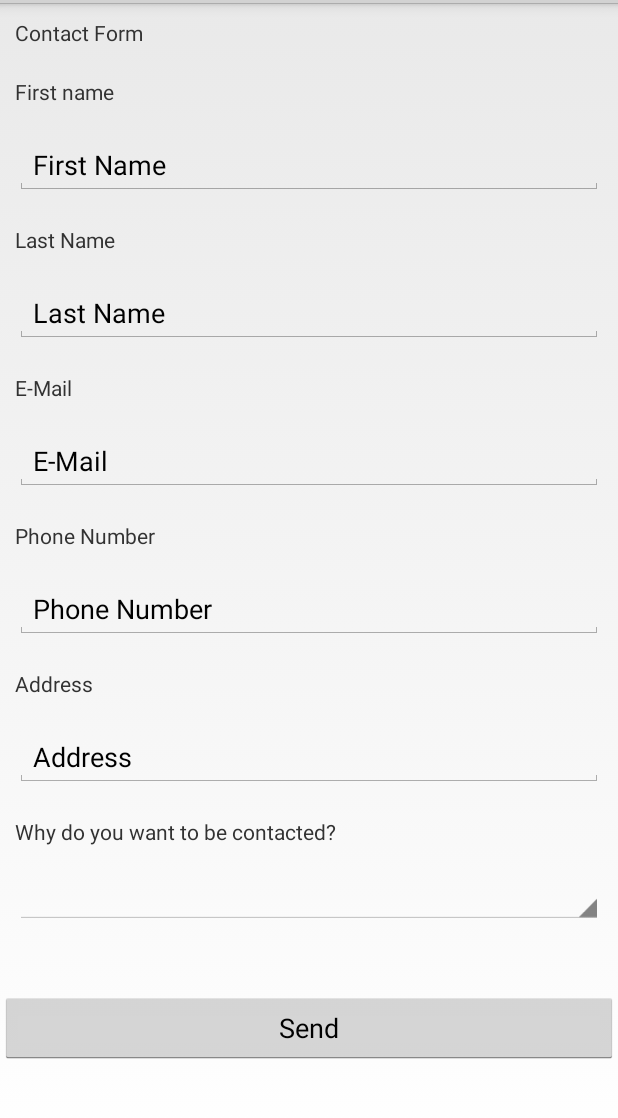
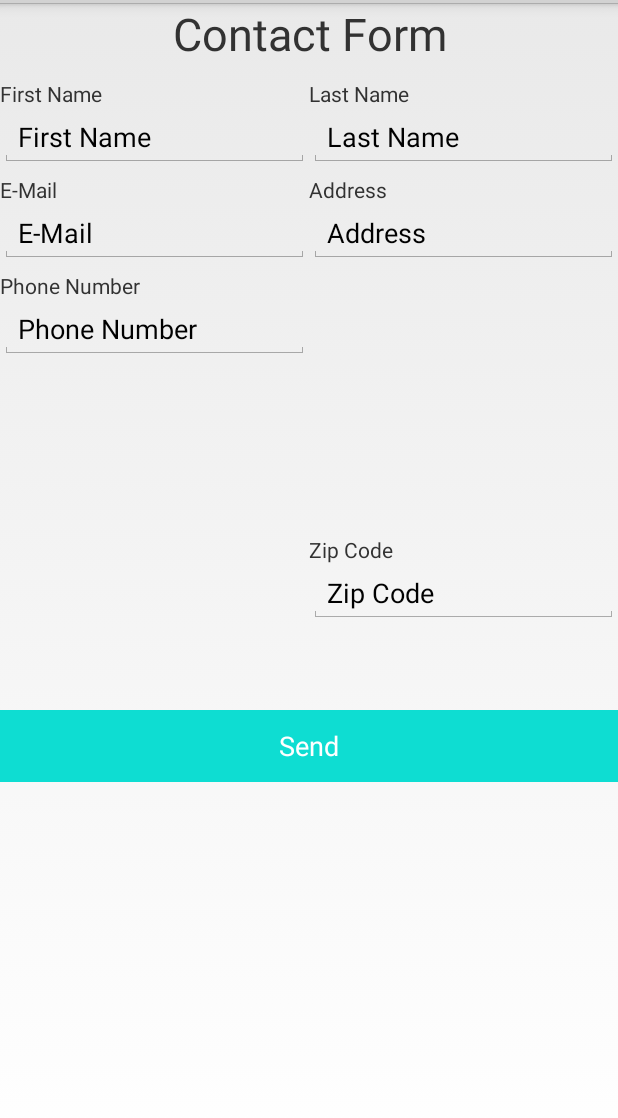
Before and after one commit to NgoEva/LoomoTheCarMaster, an Android app: the layout contact_form.xml on its own in the app's theme, with its tools: preview values and no code run, on a phone screen of 412 x 824 dp, the part 69-1187 px from its top. Run offline under Robolectric (Android 15) with nearby library versions, the phone set to English and light mode, and no system bars; network calls fail.

Commit message:
Kontaktform bearbeitet

```diff
--- /dev/null
+++ b/src/main/java/com/segway/loomo/ContactFormActivity.java
@@ -0,0 +1,23 @@
+package com.segway.loomo;
+
+
+import android.app.Activity;
+import android.view.View;
+import android.widget.AdapterView;
+
+public class ContactFormActivity extends Activity implements AdapterView.OnItemSelectedListener {
+
+
+    @Override
+    public void onItemSelected(AdapterView<?> adapterView, View view, int i, long l) {
+
+    }
+
+    @Override
+    public void onNothingSelected(AdapterView<?> adapterView) {
+
+    }
+
+
+
+}
--- /dev/null
+++ b/src/main/res/layout-v26/contact_form.xml
@@ -0,0 +1,151 @@
+<?xml version="1.0" encoding="utf-8"?>
+<android.support.constraint.ConstraintLayout xmlns:android="http://schemas.android.com/apk/res/android"
+    xmlns:app="http://schemas.android.com/apk/res-auto"
+    xmlns:tools="http://schemas.android.com/tools"
+    android:layout_width="match_parent"
+    android:layout_height="match_parent" >
+
+    <LinearLayout
+        android:layout_width="match_parent"
+        android:layout_height="match_parent"
+        android:orientation="vertical">
+
+        <TextView
+            android:id="@+id/textView6"
+            android:layout_width="match_parent"
+            android:layout_height="wrap_content"
+            android:layout_marginBottom="@dimen/textbox_margin"
+            android:text="@string/contact_form"
+            android:textAlignment="center"
+            android:textSize="30sp" />
+
+        <LinearLayout
+            android:layout_width="match_parent"
+            android:layout_height="wrap_content"
+            android:orientation="horizontal">
+
+            <LinearLayout
+                android:layout_width="wrap_content"
+                android:layout_height="match_parent"
+                android:orientation="vertical">
+
+                <TextView
+                    android:id="@+id/textView7"
+                    android:layout_width="match_parent"
+                    android:layout_height="wrap_content"
+                    android:text="@string/first_name" />
+
+                <EditText
+                    android:id="@+id/editText3"
+                    android:layout_width="match_parent"
+                    android:layout_height="wrap_content"
+                    android:ems="10"
+                    android:inputType="textPersonName"
+                    android:text="@string/first_name"
+                    android:autofillHints="" />
+
+                <TextView
+                    android:id="@+id/textView10"
+                    android:layout_width="match_parent"
+                    android:layout_height="wrap_content"
+                    android:text="@string/e_mail" />
+
+                <EditText
+                    android:id="@+id/editText5"
+                    android:layout_width="match_parent"
+                    android:layout_height="wrap_content"
+                    android:ems="10"
+                    android:inputType="textPersonName"
+                    android:text="@string/e_mail" />
+
+                <TextView
+                    android:id="@+id/textView16"
+                    android:layout_width="match_parent"
+                    android:layout_height="wrap_content"
+                    android:text="@string/house_number" />
+
+                <EditText
+                    android:id="@+id/editText8"
+                    android:layout_width="match_parent"
+                    android:layout_height="wrap_content"
+                    android:ems="10"
+                    android:inputType="textPersonName"
+                    android:text="@string/house_number" />
+
+                <TextView
+                    android:id="@+id/textView17"
+                    android:layout_width="match_parent"
+                    android:layout_height="wrap_content"
+                    android:text="@string/zip_code" />
+
+                <EditText
+                    android:id="@+id/editText9"
+                    android:layout_width="match_parent"
+                    android:layout_height="wrap_content"
+                    android:ems="10"
+                    android:inputType="textPersonName"
+                    android:text="@string/zip_code" />
+
+            </LinearLayout>
+
+            <LinearLayout
+                android:layout_width="match_parent"
+                android:layout_height="match_parent"
+                android:orientation="vertical">
+
+                <TextView
+                    android:id="@+id/textView15"
+                    android:layout_width="match_parent"
+                    android:layout_height="wrap_content"
+                    android:text="@string/last_name" />
+
+                <EditText
+                    android:id="@+id/editText4"
+                    android:layout_width="match_parent"
+                    android:layout_height="wrap_content"
+                    android:ems="10"
+                    android:inputType="textPersonName"
+                    android:text="@string/last_name"
+                    android:importantForAutofill="no" />
+
+                <TextView
+                    android:id="@+id/textView11"
+                    android:layout_width="match_parent"
+                    android:layout_height="wrap_content"
+                    android:text="@string/address" />
+
+                <EditText
+                    android:id="@+id/editText6"
+                    android:layout_width="match_parent"
+                    android:layout_height="wrap_content"
+                    android:ems="10"
+                    android:inputType="textPersonName"
+                    android:text="@string/address" />
+
+                <TextView
+                    android:id="@+id/textView12"
+                    android:layout_width="match_parent"
+                    android:layout_height="wrap_content"
+                    android:text="@string/phone_number" />
+
+                <EditText
+                    android:id="@+id/editText7"
+                    android:layout_width="match_parent"
+                    android:layout_height="wrap_content"
+                    android:ems="10"
+                    android:inputType="textPersonName"
+                    android:text="@string/phone_number" />
+
+            </LinearLayout>
+
+        </LinearLayout>
+
+        <Button
+            android:id="@+id/button"
+            android:layout_width="match_parent"
+            android:layout_height="wrap_content"
+            android:text="@string/send"
+            android:textAlignment="center" />
+    </LinearLayout>
+
+</android.support.constraint.ConstraintLayout>
--- a/src/main/res/layout/activity_main.xml
+++ b/src/main/res/layout/activity_main.xml
@@ -48,6 +48,6 @@
         android:layout_weight="0"
         android:background="@color/colorPrimary"
         android:text="@string/start"
-        android:textColor="@color/colorBlack" />
+        android:textColor="@color/colorWhite" />
 
 </LinearLayout>
--- a/src/main/res/layout/contact_form.xml
+++ b/src/main/res/layout/contact_form.xml
@@ -11,114 +11,205 @@
         android:orientation="vertical">
 
         <TextView
-            android:id="@+id/textView28"
+            android:id="@+id/textView6"
             android:layout_width="match_parent"
             android:layout_height="wrap_content"
-            android:layout_margin="10dp"
-            android:autoText="false"
-            android:text="Contact Form" />
+            android:layout_marginBottom="@dimen/textbox_margin"
+            android:text="@string/contact_form"
+            android:textAlignment="center"
+            android:textSize="30sp" />
+
+        <LinearLayout
+            android:layout_width="match_parent"
+            android:layout_height="wrap_content"
+            android:layout_marginBottom="@dimen/textbox_margin"
+            android:baselineAligned="false"
+            android:orientation="horizontal">
+
+            <LinearLayout
+                android:layout_width="0dp"
+                android:layout_height="wrap_content"
+                android:layout_weight="1"
+                android:orientation="vertical">
 
                 <TextView
-            android:id="@+id/textView30"
+                    android:id="@+id/textView7"
                     android:layout_width="match_parent"
                     android:layout_height="wrap_content"
-            android:layout_margin="10dp"
-            android:text="First name" />
+                    android:text="@string/first_name" />
+
+                <EditText
+                    android:id="@+id/editText3"
+                    android:layout_width="match_parent"
+                    android:layout_height="wrap_content"
+                    android:layout_marginBottom="@dimen/textbox"
+                    android:autofillHints=""
+                    android:ems="10"
+                    android:inputType="textPersonName"
+                    android:text="@string/first_name"
+                    tools:targetApi="o" />
+
+                <TextView
+                    android:id="@+id/textView10"
+                    android:layout_width="match_parent"
+                    android:layout_height="wrap_content"
+                    android:text="@string/e_mail" />
 
                 <EditText
                     android:id="@+id/editText5"
                     android:layout_width="match_parent"
                     android:layout_height="wrap_content"
-            android:layout_margin="10dp"
+                    android:layout_marginBottom="@dimen/textbox"
                     android:ems="10"
                     android:inputType="textPersonName"
-            android:text="First Name" />
+                    android:text="@string/e_mail" />
 
                 <TextView
-            android:id="@+id/textView31"
+                    android:id="@+id/textView12"
                     android:layout_width="match_parent"
                     android:layout_height="wrap_content"
-            android:layout_margin="10dp"
-            android:text="Last Name" />
+                    android:text="@string/phone_number" />
+
+                <EditText
+                    android:id="@+id/editText7"
+                    android:layout_width="match_parent"
+                    android:layout_height="wrap_content"
+                    android:ems="10"
+                    android:inputType="textPersonName"
+                    android:text="@string/phone_number" />
+
+            </LinearLayout>
+
+            <LinearLayout
+                android:layout_width="0dp"
+                android:layout_height="wrap_content"
+                android:layout_weight="1"
+                android:orientation="vertical">
+
+                <TextView
+                    android:id="@+id/textView15"
+                    android:layout_width="match_parent"
+                    android:layout_height="wrap_content"
+                    android:text="@string/last_name" />
+
+                <EditText
+                    android:id="@+id/editText4"
+                    android:layout_width="match_parent"
+                    android:layout_height="wrap_content"
+                    android:layout_marginBottom="@dimen/textbox"
+                    android:ems="10"
+                    android:importantForAutofill="no"
+                    android:inputType="textPersonName"
+                    android:text="@string/last_name" />
+
+                <LinearLayout
+                    android:layout_width="match_parent"
+                    android:layout_height="wrap_content"
+                    android:orientation="horizontal">
+
+                    <LinearLayout
+                        android:layout_width="wrap_content"
+                        android:layout_height="wrap_content"
+                        android:orientation="vertical">
+
+                        <TextView
+                            android:id="@+id/textView11"
+                            android:layout_width="match_parent"
+                            android:layout_height="wrap_content"
+                            android:text="@string/address" />
 
                         <EditText
                             android:id="@+id/editText6"
                             android:layout_width="match_parent"
                             android:layout_height="wrap_content"
-            android:layout_margin="10dp"
                             android:ems="10"
                             android:inputType="textPersonName"
-            android:text="Last Name" />
+                            android:text="@string/address" />
+
+                    </LinearLayout>
+
+                    <LinearLayout
+                        android:layout_width="wrap_content"
+                        android:layout_height="wrap_content"
+                        android:orientation="vertical">
 
                         <TextView
-            android:id="@+id/textView32"
+                            android:id="@+id/textView16"
                             android:layout_width="match_parent"
                             android:layout_height="wrap_content"
-            android:layout_margin="10dp"
-            android:text="E-Mail" />
+                            android:text="@string/house_number" />
 
                         <EditText
                             android:id="@+id/editText8"
                             android:layout_width="match_parent"
                             android:layout_height="wrap_content"
-            android:layout_margin="10dp"
                             android:ems="10"
-            android:inputType="textEmailAddress"
-            android:text="E-Mail" />
+                            android:inputType="textPersonName"
+                            android:text="@string/house_number" />
+
+                    </LinearLayout>
+
+                </LinearLayout>
+
+                <LinearLayout
+                    android:layout_width="match_parent"
+                    android:layout_height="match_parent"
+                    android:layout_marginTop="@dimen/textbox"
+                    android:orientation="horizontal">
+
+                    <LinearLayout
+                        android:layout_width="wrap_content"
+                        android:layout_height="wrap_content"
+                        android:orientation="vertical">
 
                         <TextView
-            android:id="@+id/textView33"
+                            android:id="@+id/textView17"
                             android:layout_width="match_parent"
                             android:layout_height="wrap_content"
-            android:layout_margin="10dp"
-            android:width="10dp"
-            android:text="Phone Number" />
+                            android:text="@string/zip_code" />
 
                         <EditText
                             android:id="@+id/editText9"
                             android:layout_width="match_parent"
                             android:layout_height="wrap_content"
-            android:layout_margin="10dp"
                             android:ems="10"
-            android:inputType="phone"
-            android:text="Phone Number" />
+                            android:inputType="textPersonName"
+                            android:text="@string/zip_code" />
+                    </LinearLayout>
+
+                    <LinearLayout
+                        android:layout_width="wrap_content"
+                        android:layout_height="wrap_content"
+                        android:orientation="vertical">
 
                         <TextView
-            android:id="@+id/textView34"
+                            android:id="@+id/textView4"
                             android:layout_width="match_parent"
                             android:layout_height="wrap_content"
-            android:layout_margin="10dp"
-            android:text="Address" />
+                            android:text="@string/city" />
 
                         <EditText
-            android:id="@+id/editText10"
+                            android:id="@+id/editText"
                             android:layout_width="match_parent"
                             android:layout_height="wrap_content"
-            android:layout_margin="10dp"
                             android:ems="10"
                             android:inputType="textPersonName"
-            android:text="Address" />
+                            android:text="@string/city" />
+                    </LinearLayout>
+                </LinearLayout>
 
-        <TextView
-            android:id="@+id/textView35"
-            android:layout_width="match_parent"
-            android:layout_height="wrap_content"
-            android:layout_margin="10dp"
-            android:text="Why do you want to be contacted?" />
+            </LinearLayout>
 
-        <Spinner
-            android:id="@+id/spinner"
-            android:layout_width="match_parent"
-            android:layout_height="wrap_content"
-            android:layout_margin="10dp" />
+        </LinearLayout>
 
         <Button
             android:id="@+id/button"
             android:layout_width="match_parent"
             android:layout_height="wrap_content"
-            android:layout_marginTop="35dp"
-            android:layout_marginBottom="30dp"
-            android:text="Send" />
+            android:background="@color/colorPrimary"
+            android:text="@string/send"
+            android:textAlignment="center"
+            android:textColor="@color/colorWhite" />
+    </LinearLayout>
 
-    </LinearLayout>
 </android.support.constraint.ConstraintLayout>
--- a/src/main/res/values/dimens.xml
+++ b/src/main/res/values/dimens.xml
@@ -2,4 +2,6 @@
     <!-- Default screen margins, per the Android Design guidelines. -->
     <dimen name="activity_general_margin">20dp</dimen>
     <dimen name="textbox_margin">10dp</dimen>
+    <dimen name="textbox">5dp</dimen>
+
 </resources>
--- a/src/main/res/values/strings.xml
+++ b/src/main/res/values/strings.xml
@@ -4,6 +4,16 @@
     <string name="wakeup_info">Press \"Start\" to talk with me or say: </string>
     <string name="wakeup_words">\"Hey Loomo\", \"Hi Loomo\" or \"Ok Loomo\"</string>
     <string name="start">Start</string>
+    <string name="contact_form">Contact Form</string>
+    <string name="first_name">First Name</string>
+    <string name="last_name">Last Name</string>
+    <string name="address">Address</string>
+    <string name="phone_number">Phone Number</string>
+    <string name="e_mail">E-Mail</string>
+    <string name="send">Send</string>
+    <string name="house_number">House Number</string>
+    <string name="zip_code">Zip Code</string>
+    <string name="city">City</string>
 
     <string-array name="contact_reason">
         <item>Additional consulting</item>
```
Lines whose indentation alone changed are shown as unchanged.
